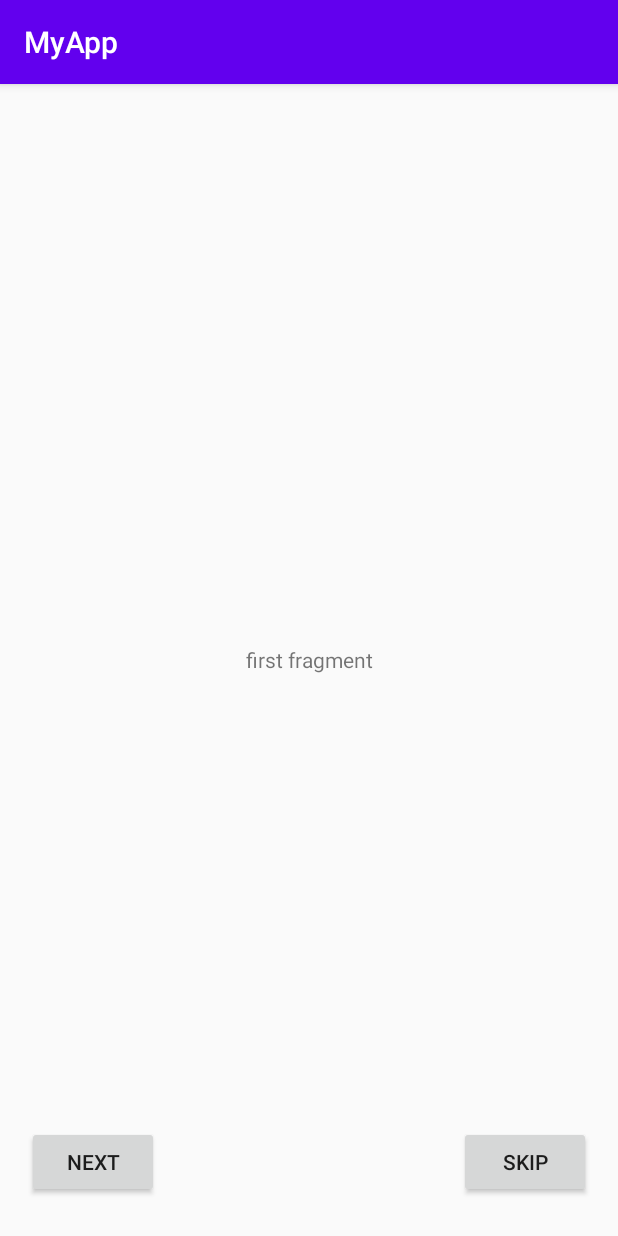
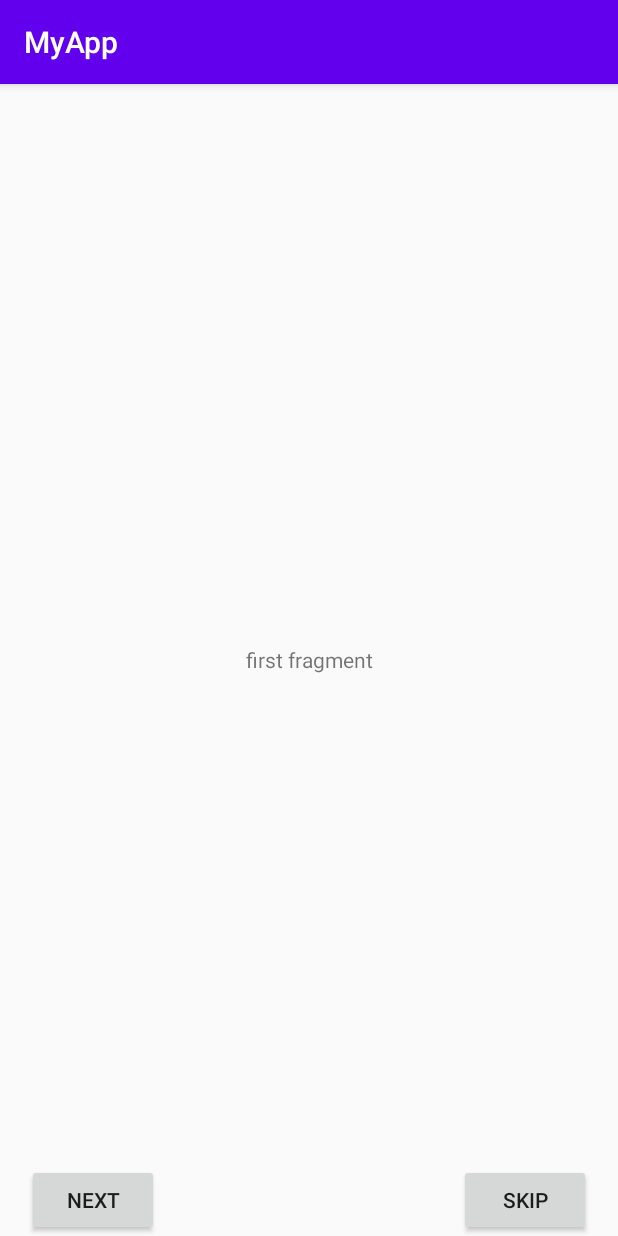
Before and after one commit to PhenomenalMatrix/MyApp, an Android app: the screen it shows after launch (IntroActivity), on a phone screen of 412 x 824 dp. Run offline under Robolectric (Android 15) with nearby library versions, the phone set to English and light mode, and no system bars.

Commit message:
first_task

```diff
--- a/app/src/main/res/layout/activity_intro.xml
+++ b/app/src/main/res/layout/activity_intro.xml
@@ -22,14 +22,13 @@
         android:id="@+id/btn_next"
         android:layout_width="wrap_content"
         android:layout_height="wrap_content"
-        android:layout_marginRight="200dp"
-        android:layout_marginBottom="25dp"
         android:text="next"/>
 
     <Button
         android:id="@+id/btn_skip"
         android:layout_width="wrap_content"
         android:layout_height="wrap_content"
+        android:layout_marginStart="200dp"
         android:text="skip"/>
 
     </LinearLayout>
```
